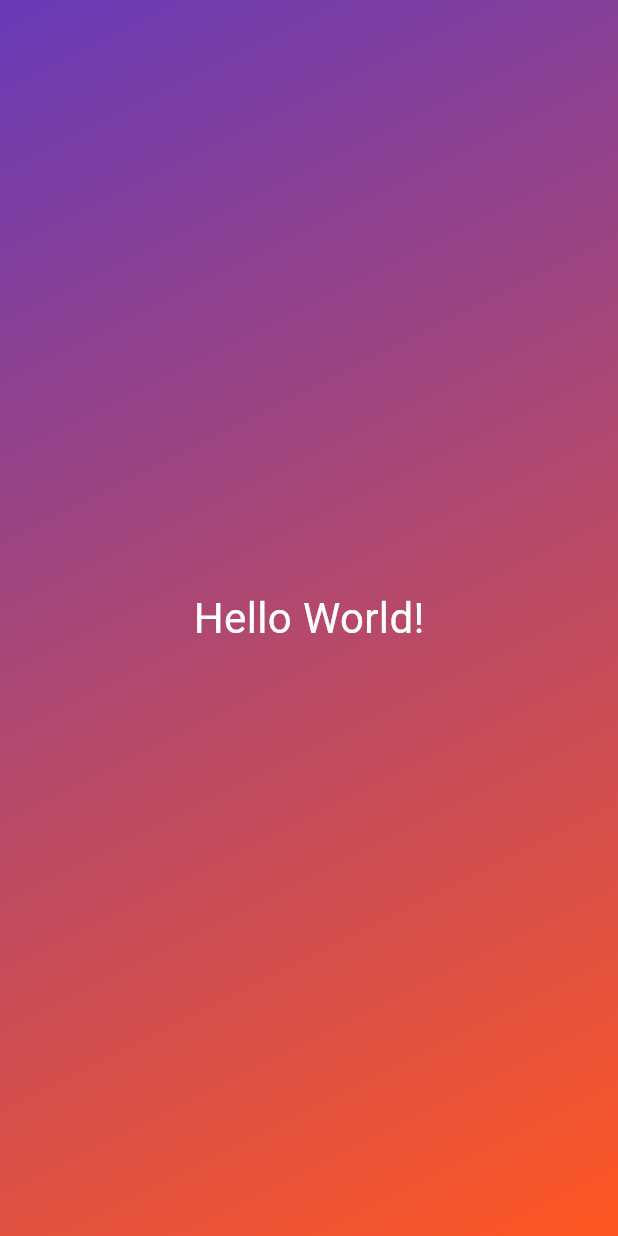
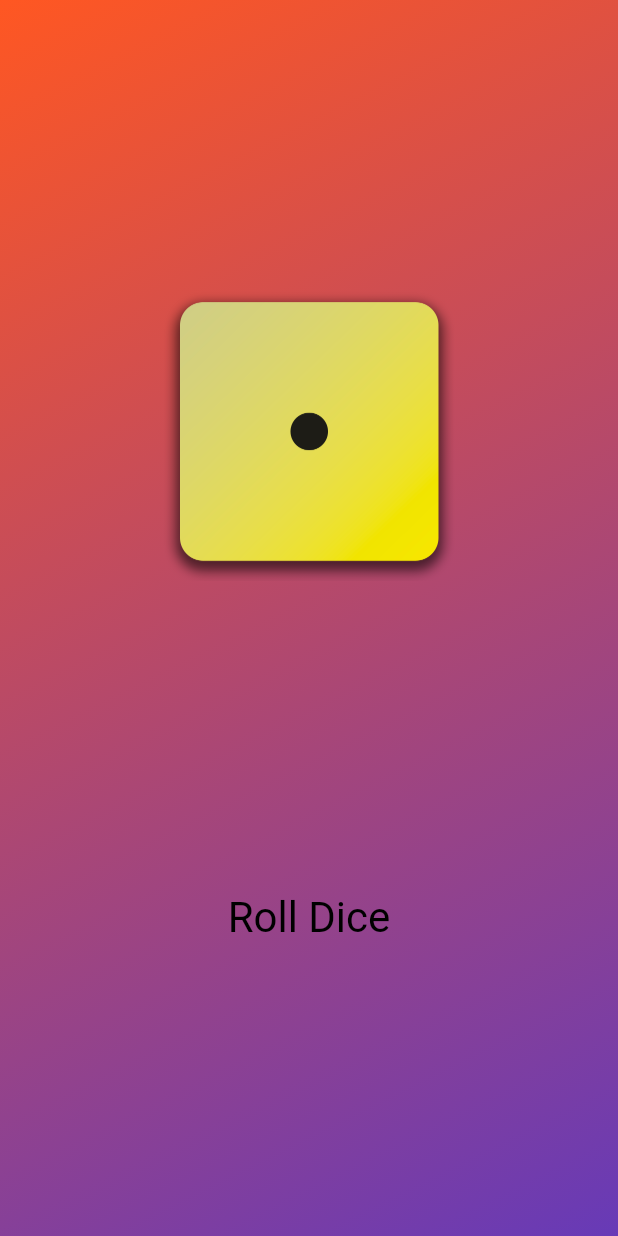
Before and after one commit to Marcell-Roos/flutter-course-notes-and-code, a Flutter app: the screen it shows after launch, on a phone screen of 412 x 824 dp. Run offline on Flutter 3.47's test engine with Material 3 defaults, Android fonts, the phone set to English and light mode, and no system bars.

Commit message:
Added Dice Roller Basic State Changes

```diff
--- /dev/null
+++ b/flutter_template/lib/dice_roller.dart
@@ -0,0 +1,45 @@
+import 'package:flutter/material.dart';
+
+class DiceRoller extends StatefulWidget {
+  const DiceRoller({super.key});
+  @override
+  State<DiceRoller> createState() {
+    return _DiceRollerState();
+  }
+}
+
+// the "_" prefix makes the class private
+class _DiceRollerState extends State<DiceRoller> {
+  var activeDiceImage =
+      'assets/images/dice-images/dice-1.png';
+
+  void rollDice() {
+    setState(() {
+      activeDiceImage =
+          'assets/images/dice-images/dice-4.png';
+    });
+  }
+
+  @override
+  Widget build(BuildContext context) {
+    return Column(
+      // Centre Vertically
+      mainAxisSize: MainAxisSize.min,
+      children: [
+        Image.asset(activeDiceImage, width: 200),
+        const SizedBox(
+          height: 200,
+        ), // Alternative to Padding
+        TextButton(
+          onPressed: rollDice,
+          style: TextButton.styleFrom(
+            // padding: const EdgeInsets.only(top: 200.0), this makes the button look weird
+            foregroundColor: Colors.black,
+            textStyle: const TextStyle(fontSize: 28),
+          ),
+          child: Text("Roll Dice"),
+        ),
+      ],
+    );
+  }
+}
--- a/flutter_template/lib/gradient_container.dart
+++ b/flutter_template/lib/gradient_container.dart
@@ -1,11 +1,17 @@
 import 'package:flutter/material.dart';
-import 'package:flutter_template/styled_text.dart';
+import 'package:flutter_template/dice_roller.dart';
+
+// import 'package:flutter_template/styled_text.dart';
 
 class GradientContainer extends StatelessWidget {
   const GradientContainer({
     super.key,
     required this.colours,
   });
+
+  GradientContainer.blackWhitePreset({super.key})
+    : colours = [Colors.black, Colors.white];
+
   final List<Color> colours;
 
   @override
@@ -18,7 +24,7 @@ class GradientContainer extends StatelessWidget {
           end: Alignment.bottomRight,
         ),
       ),
-      child: Center(child: StyledText('Hello World!')),
+      child: Center(child: DiceRoller()),
     );
   }
 }
--- a/flutter_template/lib/main.dart
+++ b/flutter_template/lib/main.dart
@@ -16,7 +16,7 @@ class MyApp extends StatelessWidget {
     return const MaterialApp(
       home: Scaffold(
         body: GradientContainer(
-          colours: [Colors.deepPurple, Colors.deepOrange],
+          colours: [Colors.deepOrange, Colors.deepPurple],
         ),
       ),
     );
```
